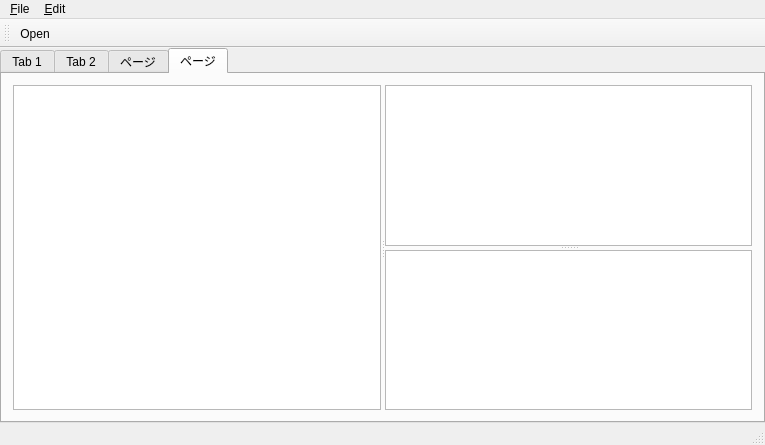
Above: MainWindow.ui from soramimi/QtDarkStyle before the change. Below: the same form after it.
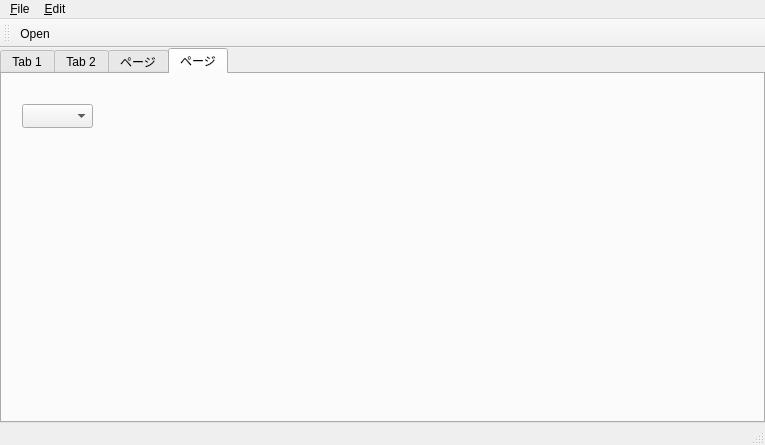
That is the form after the change. The open tabs and pages were chosen to show the change.

Commit message: ComboBox描画改良

Patch:
```diff
--- a/MainWindow.ui
+++ b/MainWindow.ui
@@ -395,23 +395,16 @@
        <attribute name="title">
         <string>ページ</string>
        </attribute>
-       <layout class="QVBoxLayout" name="verticalLayout_3">
-        <item>
-         <widget class="QSplitter" name="splitter_2">
-          <property name="orientation">
-           <enum>Qt::Horizontal</enum>
-          </property>
-          <widget class="QTreeView" name="treeView"/>
-          <widget class="QSplitter" name="splitter">
-           <property name="orientation">
-            <enum>Qt::Vertical</enum>
-           </property>
-           <widget class="QTableView" name="tableView"/>
-           <widget class="QTableView" name="tableView_2"/>
-          </widget>
-         </widget>
-        </item>
-       </layout>
+       <widget class="QComboBox" name="comboBox">
+        <property name="geometry">
+         <rect>
+          <x>20</x>
+          <y>30</y>
+          <width>71</width>
+          <height>24</height>
+         </rect>
+        </property>
+       </widget>
       </widget>
      </widget>
     </item>
```
Left out of the diff: 2 changed lines with no effect on the pictures. The commit also changes 2 other files.
